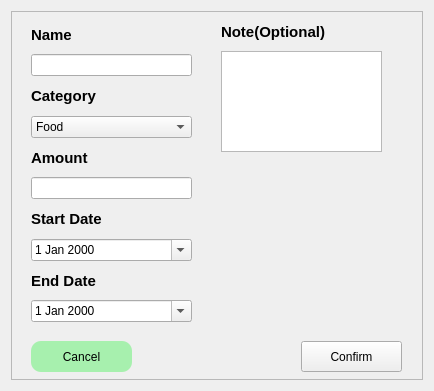
The window that moneyapp/ui/raw/Popup_Budget.ui (nemo984/money-app) describes before a commit, drawn with Qt 5.
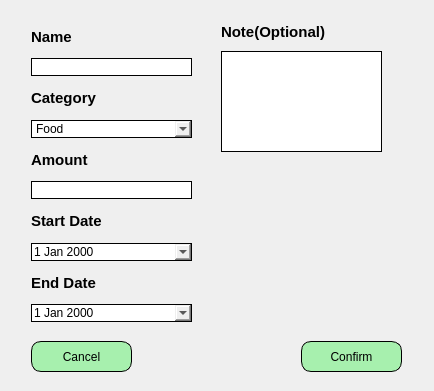
The same window after the commit.

The edit to the form file:
```diff
--- a/moneyapp/ui/raw/Popup_Budget.ui
+++ b/moneyapp/ui/raw/Popup_Budget.ui
@@ -14,13 +14,22 @@
    <string>Dialog</string>
   </property>
   <property name="styleSheet">
-   <string notr="true">#addExpense_btn{
+   <string notr="true">#frame{
+background-color:transparent;
+}
+
+#confirm_btn{
 background-color:#A7F0AE;
 border-radius: 10px;
+border: 1px solid black;
 }
 #cancel_btn{
 background-color:#A7F0AE;
 border-radius: 10px;
+border: 1px solid black;
+}
+#amount_entry,#note_entry,#name_entry,#endDate_entry,#startDate_entry,#category_comboBox{
+border: 1px solid black;
 }
 </string>
   </property>
@@ -117,7 +126,6 @@
          <property name="font">
           <font>
            <pointsize>11</pointsize>
-           <weight>75</weight>
            <bold>true</bold>
           </font>
          </property>
@@ -134,7 +142,6 @@
          <property name="font">
           <font>
            <pointsize>11</pointsize>
-           <weight>75</weight>
            <bold>true</bold>
           </font>
          </property>
@@ -202,7 +209,6 @@
          <property name="font">
           <font>
            <pointsize>11</pointsize>
-           <weight>75</weight>
            <bold>true</bold>
           </font>
          </property>
@@ -219,7 +225,6 @@
          <property name="font">
           <font>
            <pointsize>11</pointsize>
-           <weight>75</weight>
            <bold>true</bold>
           </font>
          </property>
@@ -232,7 +237,6 @@
         <widget class="QDateEdit" name="startDate_entry">
          <property name="font">
           <font>
-           <weight>50</weight>
            <bold>false</bold>
           </font>
          </property>
@@ -249,7 +253,6 @@
          <property name="font">
           <font>
            <pointsize>11</pointsize>
-           <weight>75</weight>
            <bold>true</bold>
           </font>
          </property>
```
Left out of the diff: 1 changed line with no effect on the pictures.
